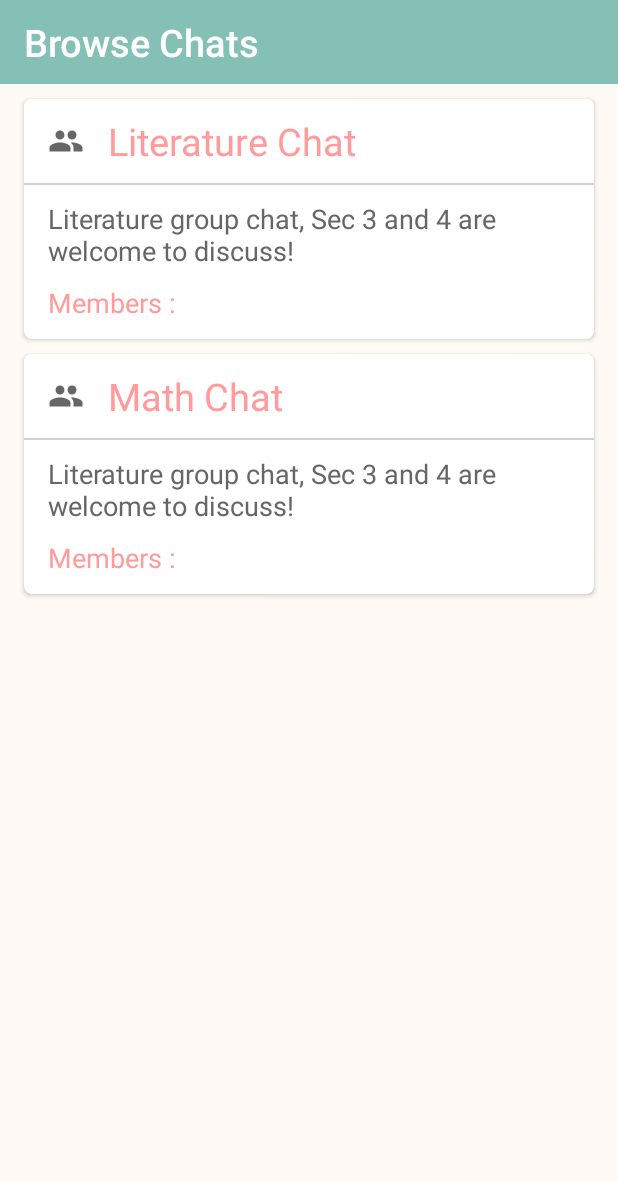
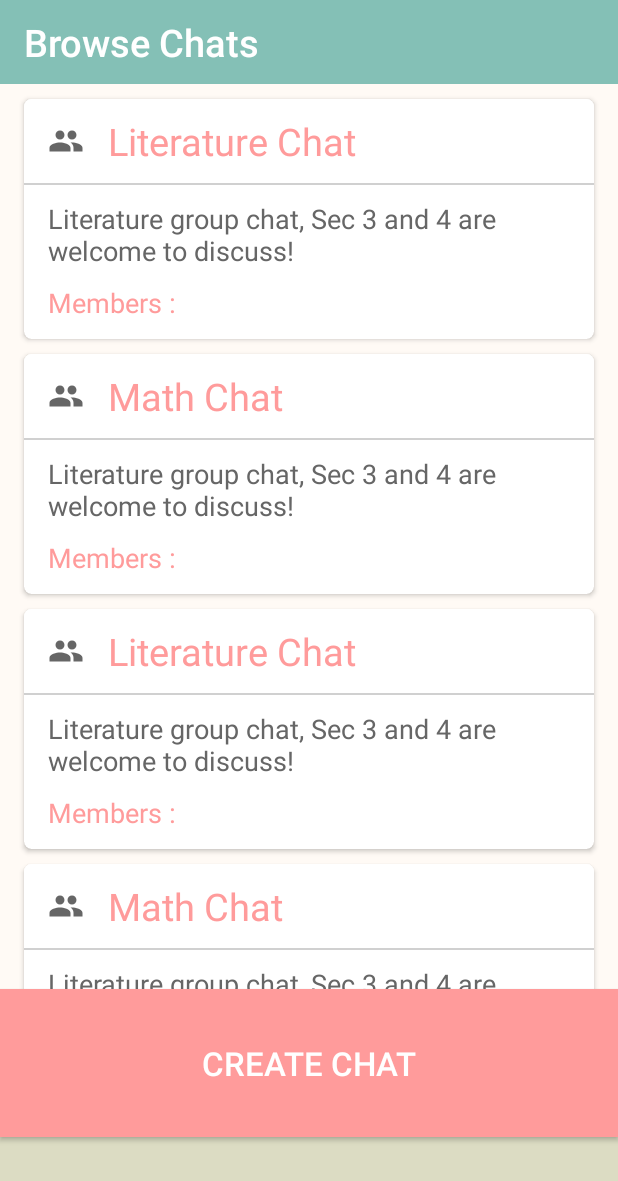
Before and after one commit to saltedfishxx/findastuddy, an Android app: the fragment BrowseFragment shown on its own in the app's theme, on a phone screen of 412 x 824 dp. Shown: the top 1181 px of the screen. Run offline under Robolectric (Android 15) with nearby library versions, the phone set to English and light mode, and no system bars; 1 statement that could not run was skipped.

Commit message:
i can't remember what I changed

```diff
--- a/app/src/main/java/mapp/com/sg/mapp_ca1/Adapter/BrowseAdapter.java
+++ b/app/src/main/java/mapp/com/sg/mapp_ca1/Adapter/BrowseAdapter.java
@@ -26,6 +26,12 @@ public class BrowseAdapter extends RecyclerView.Adapter<BrowseAdapter.BrowseView
     public BrowseAdapter(Context context) {
         this.bContext = context;
         this.browseList = new ArrayList<>();
+        this.browseList.add("Literature Chat");
+        this.browseList.add("Math Chat");
+        this.browseList.add("Literature Chat");
+        this.browseList.add("Math Chat");
+        this.browseList.add("Literature Chat");
+        this.browseList.add("Math Chat");
         this.browseList.add("Literature Chat");
         this.browseList.add("Math Chat");
     }
--- a/app/src/main/res/layout/activity_main.xml
+++ b/app/src/main/res/layout/activity_main.xml
@@ -20,11 +20,10 @@
         android:layout_width="match_parent"
         android:layout_height="wrap_content"
         android:layout_alignParentBottom="true"
+        android:layout_alignParentStart="true"
         android:background="@color/grey"
         android:src="@drawable/border"
-        app:menu="@menu/nav_items"
         app:itemIconTint="@color/selector"
         app:itemTextColor="@color/selector"
-
-        />
+        app:menu="@menu/nav_items" />
 </RelativeLayout>
--- a/app/src/main/res/layout/fragment_browse.xml
+++ b/app/src/main/res/layout/fragment_browse.xml
@@ -6,11 +6,15 @@
     android:layout_height="match_parent"
     android:background="@color/background_color"
     tools:context=".BrowseFragment">
+    <android.support.constraint.ConstraintLayout
+        android:layout_width="match_parent"
+        android:layout_height="match_parent">
 
         <RelativeLayout
+            android:id="@+id/rlMain"
             android:layout_width="match_parent"
-        android:layout_height="match_parent"
-        >
+            android:layout_height="0dp"
+            app:layout_constraintHeight_percent="0.8">
 
             <android.support.v7.widget.Toolbar
                 android:id="@+id/browseToolBar"
@@ -19,15 +23,40 @@
                 android:background="@color/main_edit"
                 android:theme="@style/ThemeOverlay.AppCompat.Dark.ActionBar"
                 app:title="Browse Chats"
-            app:titleTextAppearance="@style/Toolbar.TitleText"
-            />
+                app:titleTextAppearance="@style/Toolbar.TitleText" />
 
             <android.support.v7.widget.RecyclerView
                 android:id="@+id/bRecyclerView"
                 android:layout_width="match_parent"
                 android:layout_height="match_parent"
+                android:layout_alignParentStart="true"
                 android:layout_below="@+id/browseToolBar" />
-
         </RelativeLayout>
 
+        <Button
+            android:id="@+id/btncreateChat"
+            android:layout_width="match_parent"
+            android:layout_height="0dp"
+            android:background="@color/text_color"
+            android:foreground="?attr/selectableItemBackground"
+            android:gravity="center"
+            android:text="Create Chat"
+            android:textColor="@color/color_white"
+            android:textSize="@dimen/home_textsize"
+            app:layout_constraintLeft_toLeftOf="parent"
+            app:layout_constraintRight_toRightOf="parent"
+            app:layout_constraintHeight_percent="0.12"
+            app:layout_constraintTop_toBottomOf="@+id/rlMain"
+            android:clickable="true"
+            />
+
+        <View
+            android:layout_width="match_parent"
+            android:layout_height="0dp"
+            app:layout_constraintHeight_percent="0.08"
+            app:layout_constraintTop_toBottomOf="@+id/btncreateChat"
+            android:background="@color/light_text"
+            />
+    </android.support.constraint.ConstraintLayout>
+
 </FrameLayout>
--- a/app/src/main/res/layout/fragment_home.xml
+++ b/app/src/main/res/layout/fragment_home.xml
@@ -28,7 +28,6 @@
         android:layout_height="603dp"
         android:layout_alignParentStart="true"
         android:layout_below="@+id/homeToolBar" />
-
 </RelativeLayout>
 
 
```
Also changed, not shown: app/src/main/java/mapp/com/sg/mapp_ca1/Models/GroupChats.java (+53 -1 lines). Lines whose indentation alone changed are shown as unchanged.
